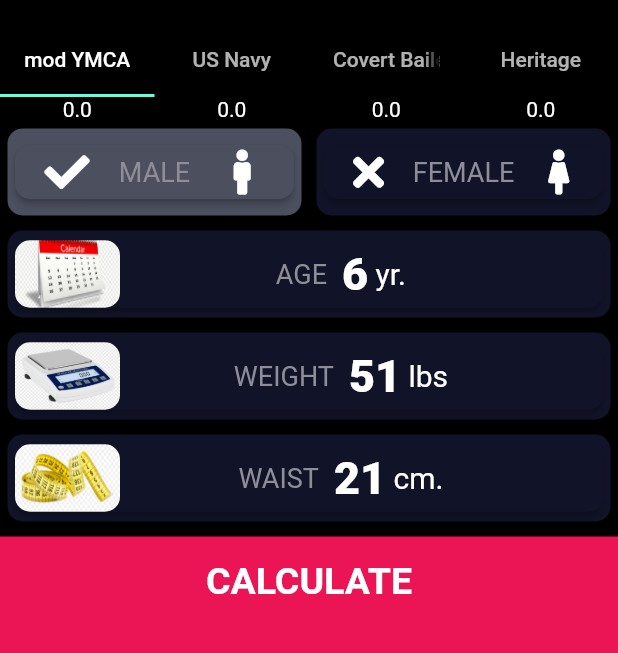
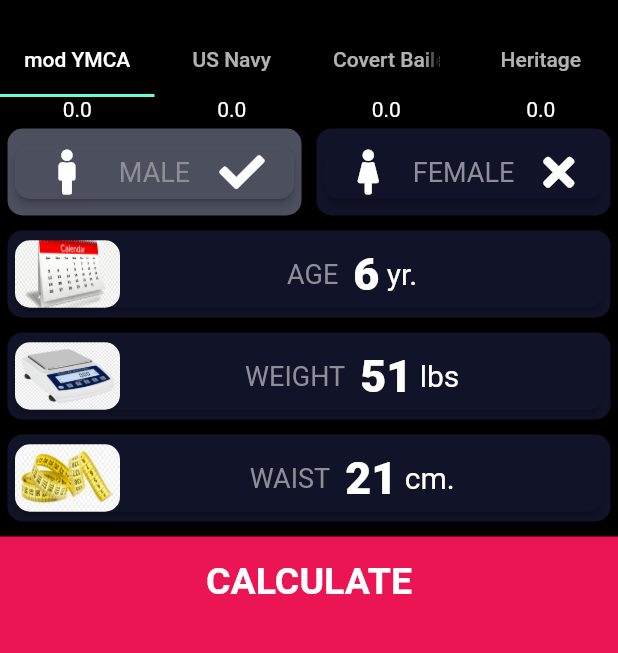
Before and after one commit to JhorAVi/Fats-Calculator, a Flutter app: the FatsTape screen opened directly, after a tap on "MEASURE NOW", on a phone screen of 412 x 824 dp, the part 59-712 px from its top. Run offline on Flutter 3.47's test engine with Material 2 defaults, Android fonts, the phone set to English and light mode, and no system bars; our stand-ins replace animated_text_kit, font_awesome_flutter; missing offline and left inert: dart_numerics.

Commit message:
Done adding images to buttons. Preparing to change background on PGN images. Added done. and few changes on gender buttons

```diff
--- a/lib/bf_tape_page.dart
+++ b/lib/bf_tape_page.dart
@@ -547,7 +547,7 @@ class _FatsTapeState extends State<FatsTape> with TickerProviderStateMixin {
                         widgetContents: statsCardContent(
                           text: cCalf.text,
                           unit: cCalf.unit,
-                          image: 'imags/tools/tapemeasure.png',
+                          image: 'images/tools/tapemeasure.png',
                           changed: cCalf.changed,
                         ),
                         onPressedMy: () async {
@@ -981,9 +981,17 @@ class _FatsTapeState extends State<FatsTape> with TickerProviderStateMixin {
             ),
           ],
         ),
-        Icon(
-          changed ? FontAwesomeIcons.check : null,
-          size: 15.0,
+        Visibility(
+          visible: changed ? true : false,
+          child: Row(
+            children: [
+              Text('done '),
+              Icon(
+                FontAwesomeIcons.check,
+                size: 15.0,
+              ),
+            ],
+          ),
         ),
       ],
     );
--- a/lib/my_widgets.dart
+++ b/lib/my_widgets.dart
@@ -46,16 +46,16 @@ class GenderCardContent extends StatelessWidget {
     return Row(
       mainAxisAlignment: MainAxisAlignment.spaceEvenly,
       children: <Widget>[
-        Icon(iconStatus, size: 30.0),
+        Icon(
+          iconGender,
+          size: 30.0,
+        ),
         Text(
           label,
           style: kTextStyle,
           textAlign: TextAlign.center,
         ),
-        Icon(
-          iconGender,
-          size: 30.0,
-        ),
+        Icon(iconStatus, size: 30.0),
       ],
     );
   }
```
